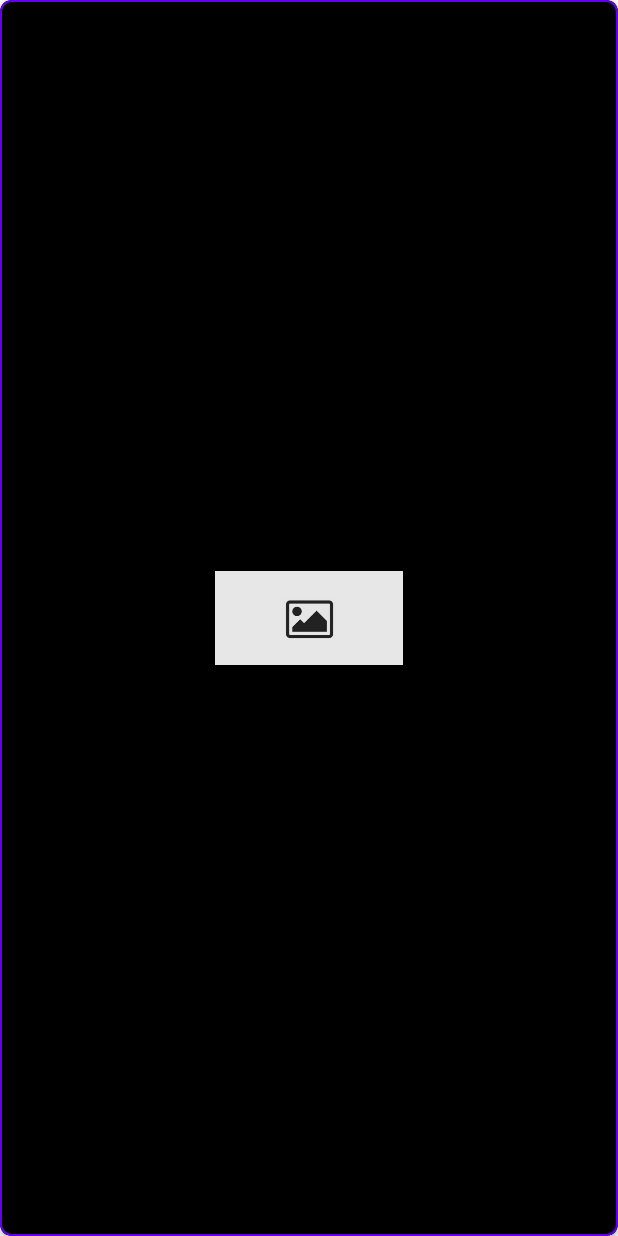
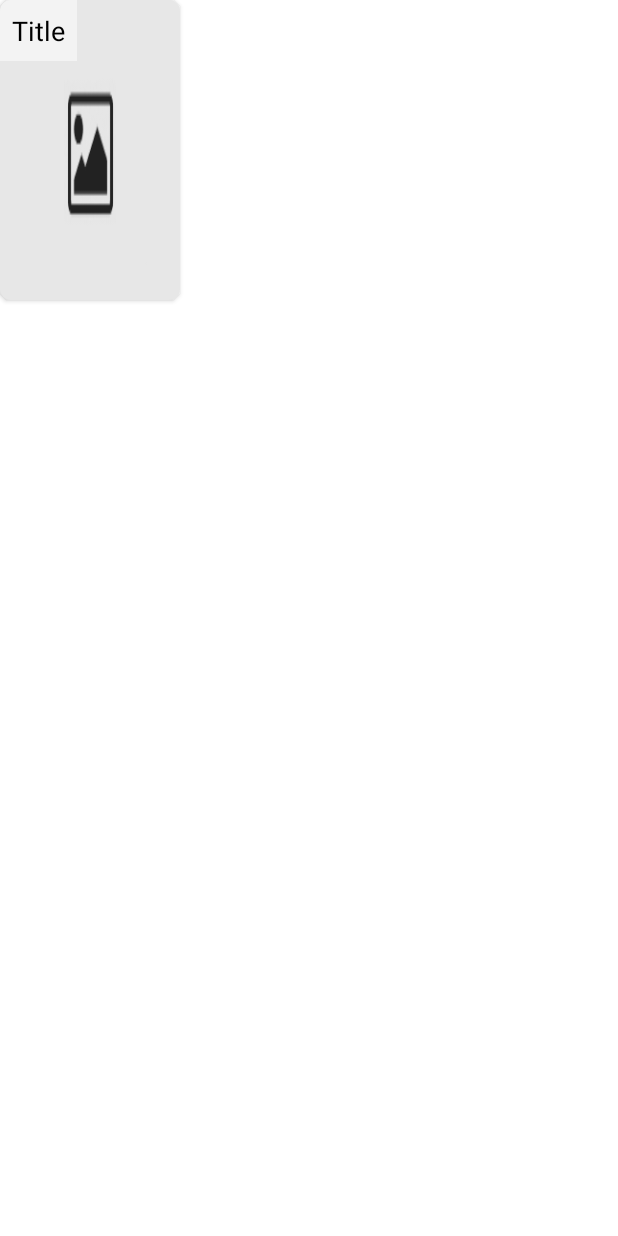
Before and after one commit to LordCid/TvUP, an Android app: the layout show_card_view.xml on its own in the app's theme, with its tools: preview values and no code run, on a phone screen of 412 x 824 dp. Run offline under Robolectric (Android 15) with nearby library versions, the phone set to English and light mode, and no system bars.

Commit message:
Rails View

```diff
--- a/app/src/main/java/com/example/omapp/Constants.kt
+++ b/app/src/main/java/com/example/omapp/Constants.kt
@@ -5,7 +5,7 @@ const val BASE_URL = "https://mediasync.tvup.cloud/media/carrier/"
 const val RAIL_ID = "railId"
 const val GET_GENERES_SHOWS = "{$RAIL_ID}/last7d.cine.json "
 
-const val IMAGES_BASE_PATH = "https://mediasync.tvup.cloud/"
+const val IMAGES_BASE_PATH = "https://mediasync.tvup.cloud"
 
 
 
--- a/app/src/main/java/com/example/omapp/data/network/mapper/MapperGenereShows.kt
+++ b/app/src/main/java/com/example/omapp/data/network/mapper/MapperGenereShows.kt
@@ -33,9 +33,9 @@ class MapperGenereShows : Mapper<List<GenereShows>, List<GenereShowsDTO>> {
     }
 
     private fun mapMovieImage(movieImageDTO: MovieImagesDTO?) = MovieImages(
-        photo = movieImageDTO?.photo.let {"$it"},
-        poster =  movieImageDTO?.poster.let {"$it"},
-        background =  movieImageDTO?.background.let {"$it"},
+        photo = movieImageDTO?.photo.let {"$IMAGES_BASE_PATH$it"},
+        poster =  movieImageDTO?.poster.let {"$IMAGES_BASE_PATH$it"},
+        background =  movieImageDTO?.background.let {"$IMAGES_BASE_PATH$it"},
     )
 
 }
--- a/app/src/main/java/com/example/omapp/di/genereShowsModule.kt
+++ b/app/src/main/java/com/example/omapp/di/genereShowsModule.kt
@@ -1,14 +1,17 @@
 package com.example.omapp.di
 
 import com.example.omapp.presentation.generelist.GenereShowsListViewModel
+import com.example.omapp.presentation.model.MapperUI
+import com.example.omapp.presentation.model.MapperUI.Companion.UI_MAPPER_NAME
 import org.koin.androidx.viewmodel.dsl.viewModel
+import org.koin.core.qualifier.named
 import org.koin.dsl.module
 
 val genereShowsModule = module {
     viewModel {
         GenereShowsListViewModel(
             getGenereShowsUseCase = get(),
-            mapper = get()
+            mapper = get(named(UI_MAPPER_NAME))
         )
     }
 }
--- a/app/src/main/java/com/example/omapp/presentation/generelist/GenereShowsFragment.kt
+++ b/app/src/main/java/com/example/omapp/presentation/generelist/GenereShowsFragment.kt
@@ -10,6 +10,7 @@ import com.example.omapp.common.presentation.BaseFragment
 import com.example.omapp.common.presentation.ImagesLoader
 import com.example.omapp.databinding.FragmentGenereShowsListBinding
 import com.example.omapp.domain.model.GenereShows
+import com.example.omapp.presentation.model.GenereShowsUI
 import org.koin.android.ext.android.inject
 import org.koin.androidx.viewmodel.ext.android.viewModel
 
@@ -75,7 +76,7 @@ class GenereShowsFragment  : BaseFragment() {
     }
 
 
-    private fun showData(data: List<GenereShows>) {
+    private fun showData(data: List<GenereShowsUI>) {
         hideLoadingDialogFragment()
         genereShowsAdapter.submitList(data)
     }
--- a/app/src/main/java/com/example/omapp/presentation/generelist/ShowAdapter.kt
+++ b/app/src/main/java/com/example/omapp/presentation/generelist/ShowAdapter.kt
@@ -48,7 +48,8 @@ private val imagesLoader: ImagesLoader
         fun bind(show: Show) {
             with(binding) {
                 root.setOnClickListener { onClick(show.id) }
-                imagesLoader.loadImage(show.movieImages.poster, mainImage)
+                titleTv.text = show.title
+                imagesLoader.loadImage(show.movieImages.poster, cardContainer)
             }
         }
     }
--- a/app/src/main/res/layout/show_card_view.xml
+++ b/app/src/main/res/layout/show_card_view.xml
@@ -3,9 +3,8 @@
     xmlns:app="http://schemas.android.com/apk/res-auto"
     xmlns:tools="http://schemas.android.com/tools"
     android:id="@+id/vod_card"
-    android:layout_width="match_parent"
-    android:layout_height="match_parent"
-    android:layout_gravity="center"
+    android:layout_width="wrap_content"
+    android:layout_height="wrap_content"
     android:clickable="true"
     android:clipChildren="true"
     android:clipToPadding="true"
@@ -15,19 +14,23 @@
     app:cardCornerRadius="@dimen/vod_custom_card_view_corner_radius">
 
     <androidx.constraintlayout.widget.ConstraintLayout
-        android:layout_width="match_parent"
-        android:layout_height="match_parent"
-        android:duplicateParentState="true">
+        android:id="@+id/card_container"
+        android:layout_width="@dimen/image_list_size"
+        android:layout_height="@dimen/image_space"
+        android:background="@drawable/img_placeholder">
 
-        <ImageView
-            android:id="@+id/main_image"
-            android:layout_width="match_parent"
-            android:layout_height="match_parent"
-            android:adjustViewBounds="true"
-            android:background="@drawable/overlay_black"
-            android:scaleType="centerInside"
-            tools:src="@drawable/img_placeholder" />
-
+        <TextView
+            android:id="@+id/title_tv"
+            style="@style/AppTextAppearance"
+            android:layout_width="wrap_content"
+            android:layout_height="wrap_content"
+            android:padding="@dimen/margin_padding_size_small"
+            android:textSize="@dimen/text_size_large"
+            android:layout_marginBottom="@dimen/margin_padding_size_xxlarge"
+            app:layout_constraintVertical_chainStyle="spread_inside"
+            app:layout_constraintTop_toTopOf="parent"
+            app:layout_constraintLeft_toLeftOf="parent"
+            tools:text="@string/placeholder_title"/>
         <View
             android:layout_width="match_parent"
             android:layout_height="match_parent"
--- a/app/src/main/res/values/dimens.xml
+++ b/app/src/main/res/values/dimens.xml
@@ -7,6 +7,9 @@
 
     <dimen name="image_list_size">120dp</dimen>
     <dimen name="image_detail_size">160dp</dimen>
+    <dimen name="image_space">200dp</dimen>
+
+    <dimen name="spacing_sl">12dp</dimen>
 
     <!-- Margins & Padding, 8 dp baseline, https://material.io/guidelines/layout/metrics-keylines.html#metrics-keylines-baseline-grids -->
     <dimen name="margin_padding_size_small">8dp</dimen>
@@ -31,4 +34,5 @@
     <dimen name="selector_outline_stroke_width">1dp</dimen>
 
     <dimen name="lb_action_icon_margin">12dp</dimen>
+
 </resources>
--- a/app/src/main/res/values/strings.xml
+++ b/app/src/main/res/values/strings.xml
@@ -1,5 +1,5 @@
 <resources>
-    <string name="app_name">OMApp</string>
+    <string name="app_name">TVUP</string>
     <string name="action_settings">Settings</string>
     <!-- Strings used for fragments for navigation -->
     <string name="movie_list_fragment_label">Movie List</string>
```
Also changed, not shown: app/src/main/java/com/example/omapp/common/presentation/HorizontalDividerItemDecoration.kt (added, +17 -0 lines), app/src/main/java/com/example/omapp/presentation/generelist/GenereShowViewHolder.kt (+12 -9 lines), app/src/main/java/com/example/omapp/presentation/generelist/GenereShowsAdapter.kt (+6 -5 lines), app/src/main/res/layout/item_rail.xml (+7 -8 lines).
